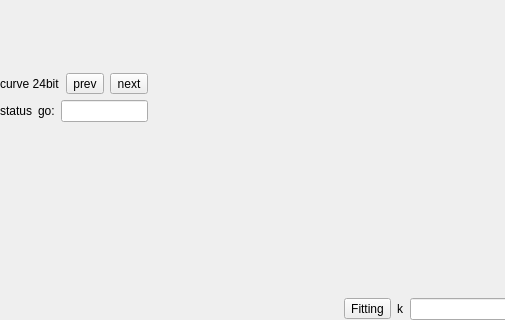
This is src/form/plot/formplothistory.ui in MRsoymilk/MySerial as Qt 5 draws it before an edit; both pictures show x 0 to 505 and y 320 to 640 of the 840 by 640 pixel window. The edited form follows.
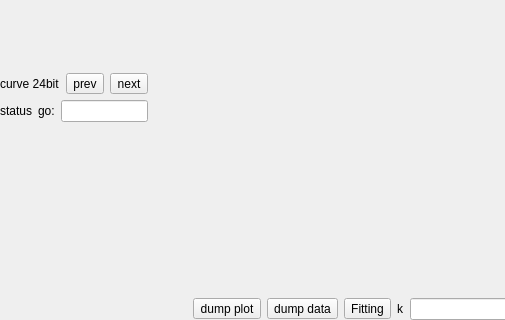
This is the edited form.

Commit message: add history img&data dump

The edit to the form file:
```diff
--- a/src/form/plot/formplothistory.ui
+++ b/src/form/plot/formplothistory.ui
@@ -156,6 +156,20 @@
        </property>
       </spacer>
      </item>
+     <item>
+      <widget class="QToolButton" name="toolButtonDumpPlot">
+       <property name="text">
+        <string>dump plot</string>
+       </property>
+      </widget>
+     </item>
+     <item>
+      <widget class="QToolButton" name="toolButtonDumpData">
+       <property name="text">
+        <string>dump data</string>
+       </property>
+      </widget>
+     </item>
      <item>
       <layout class="QHBoxLayout" name="hLayFitting">
        <item>
```
The commit also changes 3 other files.
